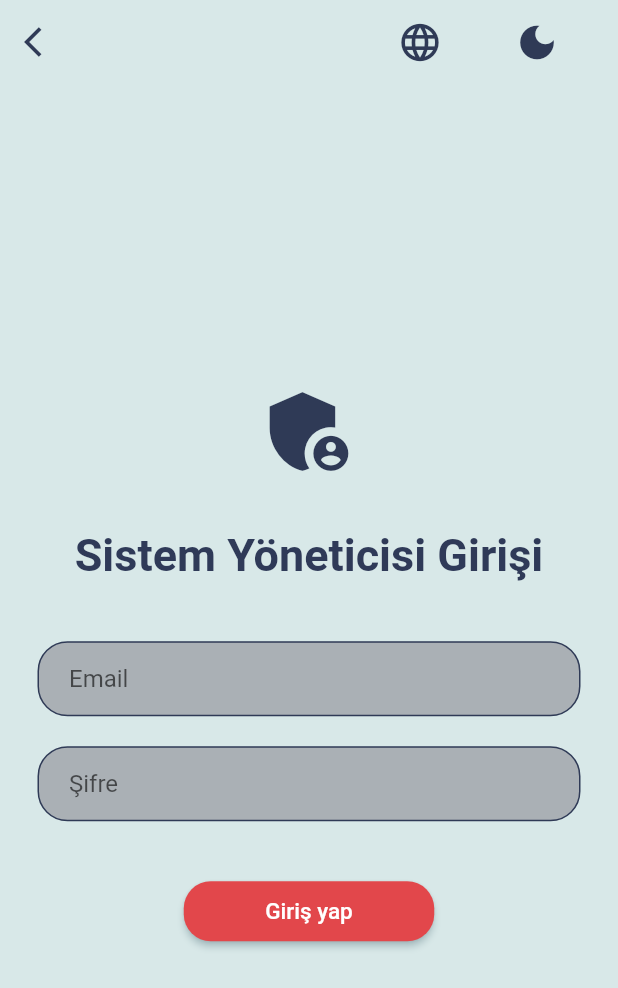
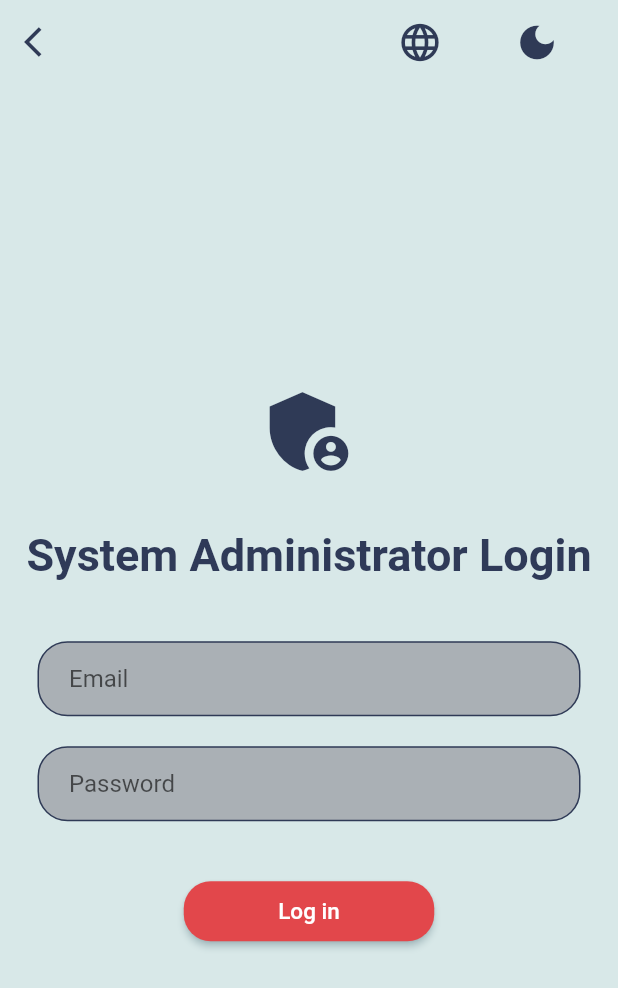
Before and after one commit to begumzengin/ParsyBot, a Flutter app: the screen it shows after launch, after a tap on the "admin panel settings" icon, on a phone screen of 412 x 824 dp. Shown: the top 988 px of the screen. Run offline on Flutter 3.47's test engine with Material 2 defaults, Android fonts, the phone set to English and light mode, and no system bars; our stand-ins replace firebase_auth, firebase_core, flutter_spinkit, google_fonts, speech_to_text; accounts and stored records are empty; network calls fail.

Commit message:
localization for admin login

```diff
--- a/parsybot/lib/l10n/app_localizations.dart
+++ b/parsybot/lib/l10n/app_localizations.dart
@@ -224,6 +224,24 @@ abstract class AppLocalizations {
   /// In tr, this message translates to:
   /// **'Tıp Fakültesi'**
   String get medicineTitle;
+
+  /// No description provided for @adminLoginTitle.
+  ///
+  /// In tr, this message translates to:
+  /// **'System Yöneticisi Girişi'**
+  String get adminLoginTitle;
+
+  /// No description provided for @passwordHintText.
+  ///
+  /// In tr, this message translates to:
+  /// **'Şifre'**
+  String get passwordHintText;
+
+  /// No description provided for @loginButton.
+  ///
+  /// In tr, this message translates to:
+  /// **'Giriş yap'**
+  String get loginButton;
 }
 
 class _AppLocalizationsDelegate extends LocalizationsDelegate<AppLocalizations> {
--- a/parsybot/lib/l10n/app_localizations_en.dart
+++ b/parsybot/lib/l10n/app_localizations_en.dart
@@ -69,4 +69,13 @@ class AppLocalizationsEn extends AppLocalizations {
 
   @override
   String get medicineTitle => 'Faculty of Medicine';
+
+  @override
+  String get adminLoginTitle => 'System Administrator Login';
+
+  @override
+  String get passwordHintText => 'Password';
+
+  @override
+  String get loginButton => 'Log in';
 }
--- a/parsybot/lib/l10n/intl_en.arb
+++ b/parsybot/lib/l10n/intl_en.arb
@@ -21,5 +21,8 @@
     "engineeringTitle": "Faculty of Engineering",
     "healthSciencesTitle": "Faculty of Health Sciences",
     "commercialScienceTitle": "Faculty of Commercial Sciences",
-    "medicineTitle": "Faculty of Medicine"
+    "medicineTitle": "Faculty of Medicine",
+    "adminLoginTitle": "System Administrator Login",
+    "passwordHintText": "Password",
+    "loginButton": "Log in"
 }
--- a/parsybot/lib/l10n/intl_tr.arb
+++ b/parsybot/lib/l10n/intl_tr.arb
@@ -21,5 +21,8 @@
     "engineeringTitle": "Mühendislik Fakültesi",
     "healthSciencesTitle": "Sağlık Bilimleri Fakültesi",
     "commercialScienceTitle": "Ticari Bilimler Fakültesi",
-    "medicineTitle": "Tıp Fakültesi"
+    "medicineTitle": "Tıp Fakültesi",
+    "adminLoginTitle": "System Yöneticisi Girişi",
+    "passwordHintText": "Şifre",
+    "loginButton": "Giriş yap"
 }
--- a/parsybot/lib/screens/light_admin_login.dart
+++ b/parsybot/lib/screens/light_admin_login.dart
@@ -4,6 +4,10 @@ import 'package:parsybot/constants.dart';
 import 'package:flutter/material.dart';
 import 'package:parsybot/screens/light_landing_page.dart';
 import 'package:parsybot/screens/light_admin_page.dart';
+import 'package:provider/provider.dart';
+import '../model/locale.dart';
+
+import '../l10n/app_localizations.dart';
 
 class AdminLogin extends StatefulWidget {
   AdminLogin({super.key});
@@ -16,43 +20,6 @@ class _AdminLoginState extends State<AdminLogin> {
   //text editing controllers
   final emailController = TextEditingController();
   final passwordController = TextEditingController();
-
-  /*
-  void signUserIn() async {
-    // show loading circle
-    showDialog(
-      context: context,
-      builder: (context) {
-        return const Center(
-          child: CircularProgressIndicator(),
-        );
-      },
-    );
-
-    // try sign in
-    try {
-      await FirebaseAuth.instance.signInWithEmailAndPassword(
-        email: emailController.text,
-        password: passwordController.text,
-      );
-      // pop the loading circle
-      Navigator.pop(context);
-    } on FirebaseAuthException catch (e) {
-      // pop the loading circle
-      Navigator.pop(context);
-      // WRONG EMAIL
-      if (e.code == 'user-not-found') {
-        // show error to user
-        wrongEmailMessage();
-      }
-
-      // WRONG PASSWORD
-      else if (e.code == 'wrong-password') {
-        // show error to user
-        wrongPasswordMessage();
-      }
-    }
-  }
 
   // wrong email message popup
   void wrongEmailMessage() {
@@ -89,10 +56,11 @@ class _AdminLoginState extends State<AdminLogin> {
       },
     );
   }
-  */
 
   @override
   Widget build(BuildContext context) {
+    var t = AppLocalizations.of(context)!;
+    var selectedLocale = Localizations.localeOf(context).toString();
     return Scaffold(
         appBar: AppBar(
           elevation: 0,
@@ -128,7 +96,7 @@ class _AdminLoginState extends State<AdminLogin> {
             SizedBox(height: 30),
             //sistem yöneticisi girişi
             Text(
-              'Sistem Yöneticisi Girişi',
+              t.adminLoginTitle,
               style: TextStyle(
                 color: Color(0xFF2F3A58),
                 fontWeight: FontWeight.bold,
@@ -173,7 +141,7 @@ class _AdminLoginState extends State<AdminLogin> {
                         obscureText: true,
                         decoration: InputDecoration(
                           border: InputBorder.none,
-                          hintText: 'Şifre',
+                          hintText: t.passwordHintText,
                         ),
                       )),
                 )),
@@ -205,11 +173,20 @@ class _AdminLoginState extends State<AdminLogin> {
                             builder: (context) => LightAdminPage(),
                           ),
                         );
-                      } catch (e) {
-                        print('Sign in failed: $e');
+                      } on FirebaseAuthException catch (e) {
+                        if (e.code == 'user-not-found') {
+                          // show error to user
+                          wrongEmailMessage();
+                        }
+
+                        // WRONG PASSWORD
+                        else if (e.code == 'wrong-password') {
+                          // show error to user
+                          wrongPasswordMessage();
+                        }
                       }
                     },
-                    child: Text('Giriş yap',
+                    child: Text(t.loginButton,
                         style: TextStyle(color: Colors.white, fontSize: 15)),
                     style: ButtonStyle(
                       backgroundColor:
```
Also changed, not shown: parsybot/lib/l10n/app_localizations_tr.dart (+9 -0 lines).
